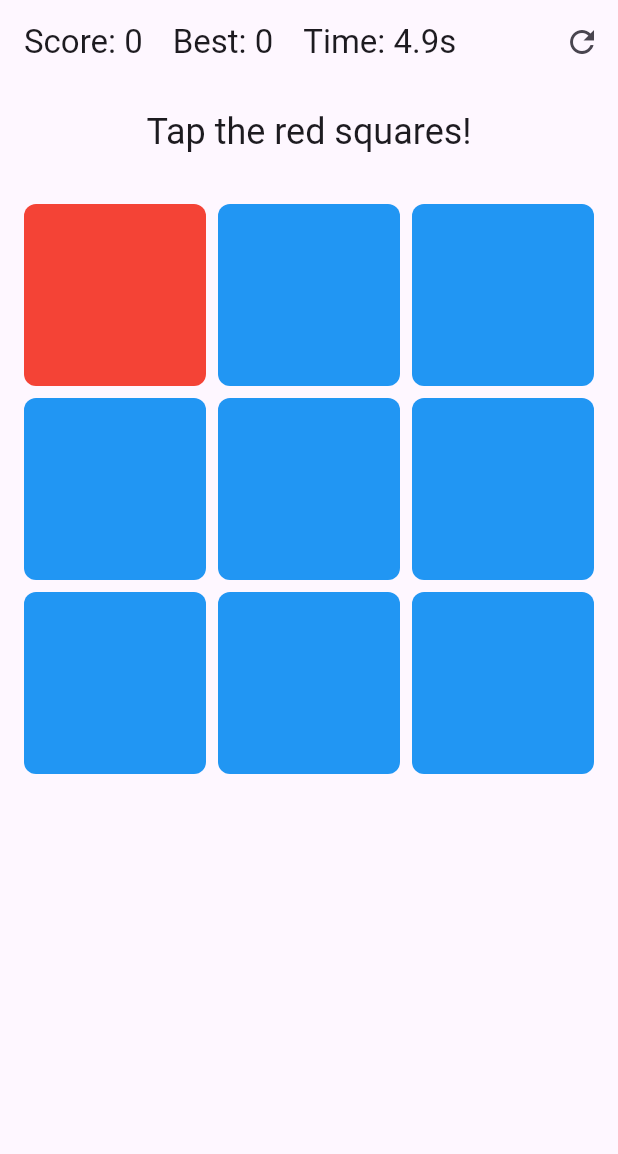
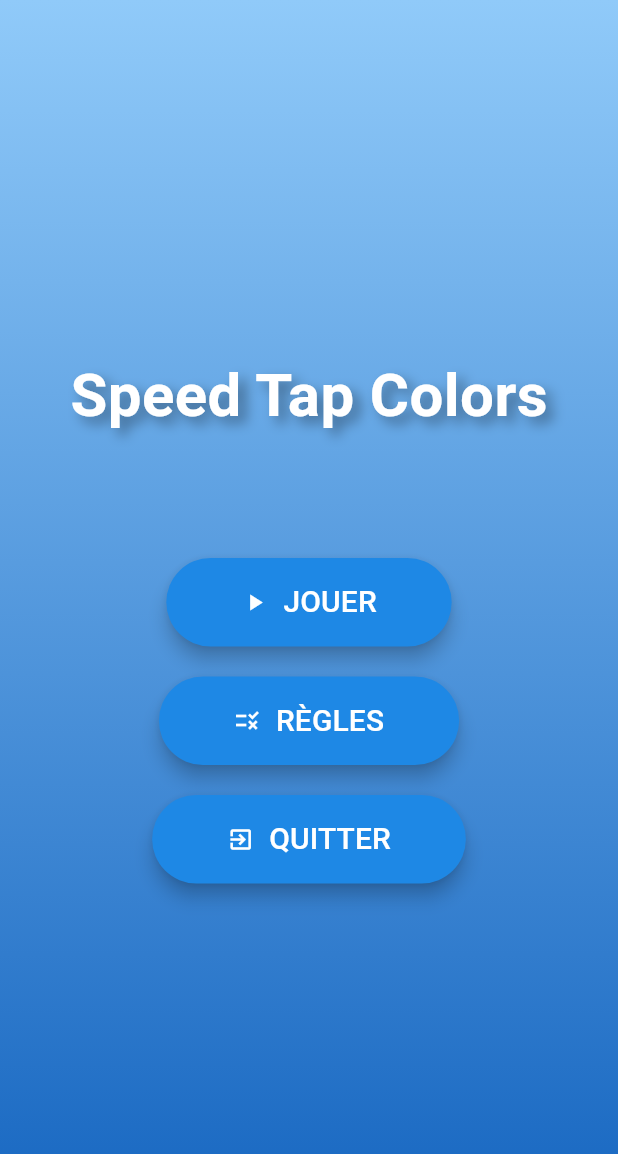
Before and after one commit to Tiavina22/color, a Flutter app: the screen it shows after launch, on a phone screen of 412 x 824 dp. Shown: the top 1154 px of the screen. Run offline on Flutter 3.47's test engine with Material 3 defaults, Android fonts, the phone set to English and light mode, and no system bars; our stand-ins replace audioplayers, shared_preferences.

Commit message:
[FIX] : add menu in this game.

```diff
--- a/lib/main.dart
+++ b/lib/main.dart
@@ -1,5 +1,5 @@
 import 'package:flutter/material.dart';
-import 'presentation/pages/game_page.dart';
+import 'presentation/pages/menu_page.dart';
 
 void main() {
   runApp(const SpeedTapColors());
@@ -15,8 +15,14 @@ class SpeedTapColors extends StatelessWidget {
       theme: ThemeData(
         primarySwatch: Colors.blue,
         visualDensity: VisualDensity.adaptivePlatformDensity,
+        elevatedButtonTheme: ElevatedButtonThemeData(
+          style: ElevatedButton.styleFrom(
+            foregroundColor: Colors.white,
+            backgroundColor: Colors.blue,
+          ),
+        ),
       ),
-      home: const GamePage(),
+      home: const MenuPage(),
     );
   }
 }
--- a/lib/presentation/pages/game_page.dart
+++ b/lib/presentation/pages/game_page.dart
@@ -111,6 +111,10 @@ class GamePageState extends State<GamePage> {
 
     return Scaffold(
       appBar: AppBar(
+        leading: IconButton(
+          icon: const Icon(Icons.arrow_back),
+          onPressed: () => Navigator.of(context).pop(),
+        ),
         title: Row(
           mainAxisSize: MainAxisSize.min,
           children: [
--- /dev/null
+++ b/lib/presentation/pages/menu_page.dart
@@ -0,0 +1,115 @@
+import 'package:flutter/material.dart';
+import 'package:flutter/services.dart';
+import 'game_page.dart';
+
+class MenuPage extends StatelessWidget {
+  const MenuPage({super.key});
+
+  @override
+  Widget build(BuildContext context) {
+    return Scaffold(
+      body: Container(
+        decoration: BoxDecoration(
+          gradient: LinearGradient(
+            begin: Alignment.topCenter,
+            end: Alignment.bottomCenter,
+            colors: [Colors.blue.shade200, Colors.blue.shade800],
+          ),
+        ),
+        child: Center(
+          child: Column(
+            mainAxisAlignment: MainAxisAlignment.center,
+            children: [
+              const Text(
+                'Speed Tap Colors',
+                style: TextStyle(
+                  fontSize: 40,
+                  fontWeight: FontWeight.bold,
+                  color: Colors.white,
+                  shadows: [
+                    Shadow(
+                      blurRadius: 10.0,
+                      color: Colors.black38,
+                      offset: Offset(5.0, 5.0),
+                    ),
+                  ],
+                ),
+              ),
+              const SizedBox(height: 80),
+              _buildMenuButton(
+                'JOUER',
+                Icons.play_arrow,
+                () => Navigator.of(context).push(
+                  MaterialPageRoute(builder: (context) => const GamePage()),
+                ),
+              ),
+              const SizedBox(height: 20),
+              _buildMenuButton('RÈGLES', Icons.rule, () => _showRules(context)),
+              const SizedBox(height: 20),
+              _buildMenuButton(
+                'QUITTER',
+                Icons.exit_to_app,
+                () => SystemNavigator.pop(),
+              ),
+            ],
+          ),
+        ),
+      ),
+    );
+  }
+
+  Widget _buildMenuButton(String text, IconData icon, VoidCallback onPressed) {
+    return ElevatedButton(
+      style: ElevatedButton.styleFrom(
+        foregroundColor: Colors.white,
+        backgroundColor: Colors.blue.shade600,
+        padding: const EdgeInsets.symmetric(horizontal: 50, vertical: 15),
+        shape: RoundedRectangleBorder(borderRadius: BorderRadius.circular(30)),
+        elevation: 5,
+      ),
+      onPressed: onPressed,
+      child: Row(
+        mainAxisSize: MainAxisSize.min,
+        children: [
+          Icon(icon),
+          const SizedBox(width: 10),
+          Text(text, style: const TextStyle(fontSize: 20)),
+        ],
+      ),
+    );
+  }
+
+  void _showRules(BuildContext context) {
+    showDialog(
+      context: context,
+      builder:
+          (context) => AlertDialog(
+            title: const Text('Règles du jeu'),
+            content: const SingleChildScrollView(
+              child: Column(
+                crossAxisAlignment: CrossAxisAlignment.start,
+                mainAxisSize: MainAxisSize.min,
+                children: [
+                  Text('Comment jouer:'),
+                  SizedBox(height: 10),
+                  Text('• Tapez sur les carrés de la couleur indiquée'),
+                  Text('• Soyez rapide avant que le temps ne s\'écoule'),
+                  Text('• Le jeu devient plus difficile avec votre score'),
+                  SizedBox(height: 20),
+                  Text('Difficulté progressive:'),
+                  Text('• Nouvelles couleurs ajoutées'),
+                  Text('• Temps plus court'),
+                  Text('• Plus de choix de couleurs'),
+                ],
+              ),
+            ),
+            actions: [
+              TextButton(
+                onPressed: () => Navigator.of(context).pop(),
+                child: const Text('Compris!'),
+              ),
+            ],
+          ),
+    );
+  }
+}
```
